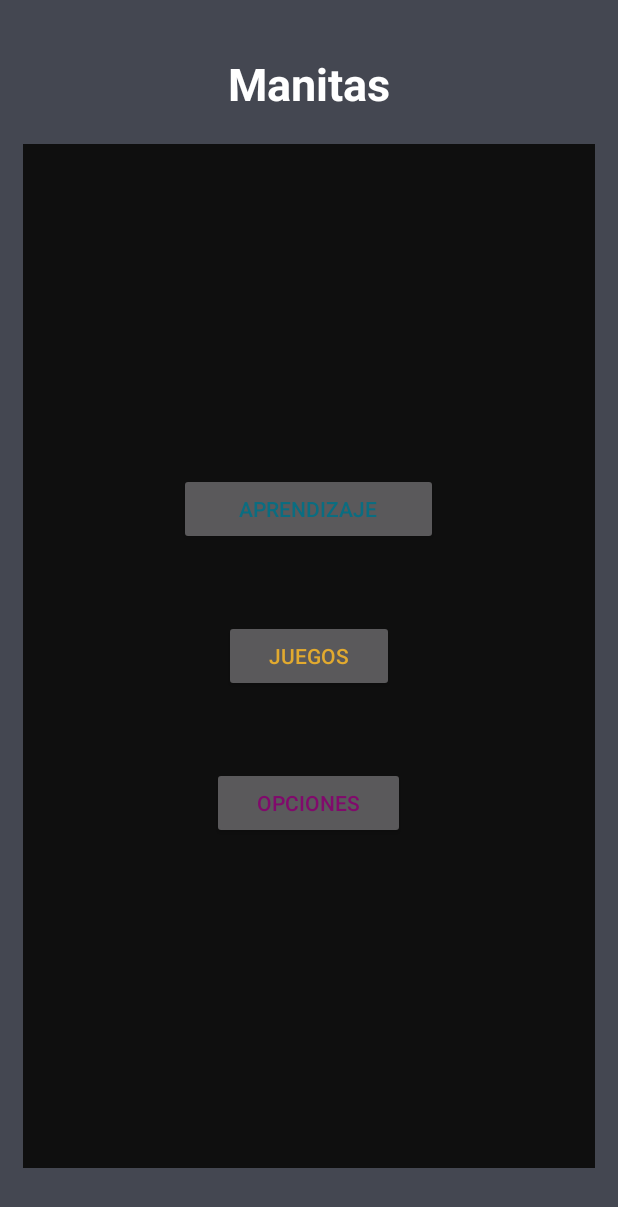
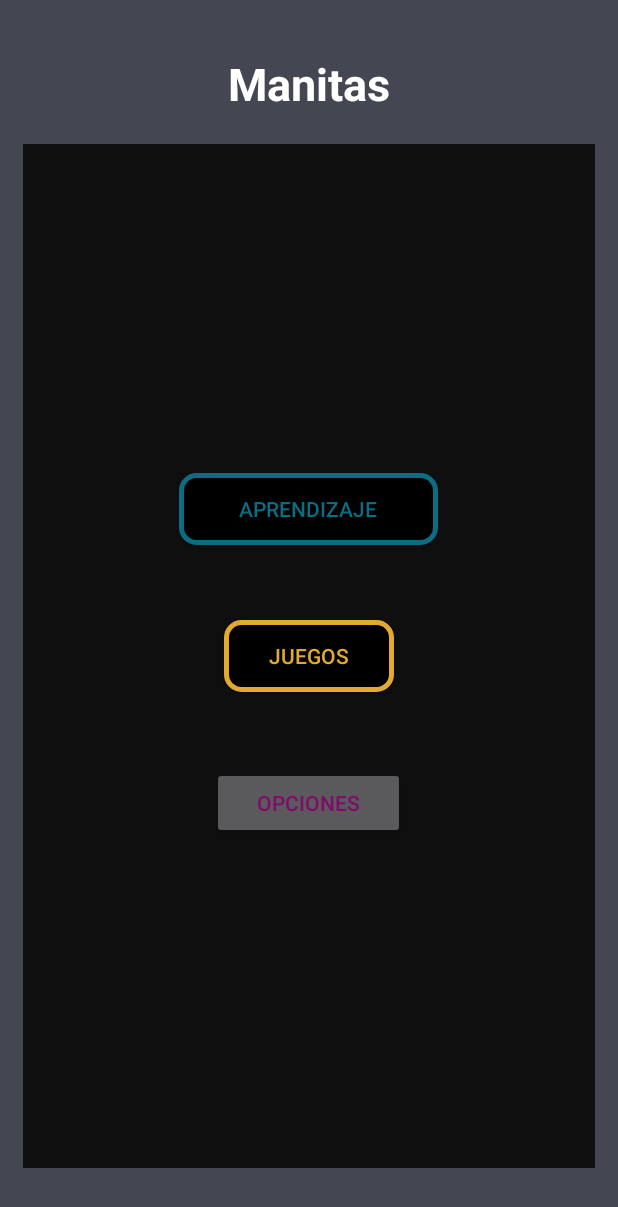
Before and after one commit to mhparras/ManitasProject, an Android app: the layout principalview.xml on its own in the app's theme, with its tools: preview values and no code run, on a phone screen of 412 x 824 dp. Shown: the top 1207 px of the screen. Run offline under Robolectric (Android 15) with nearby library versions, the phone set to English and light mode, and no system bars.

Commit message:
Actualización menú botones personalizados

```diff
--- a/app/src/main/java/manitasproject/com/principalview.java
+++ b/app/src/main/java/manitasproject/com/principalview.java
@@ -2,7 +2,12 @@ package manitasproject.com;
 
 import android.os.Bundle;
 
-public class principalview {
+import androidx.appcompat.app.AppCompatActivity;
 
+public class principalview extends AppCompatActivity {
 
+    @Override
+    protected void onCreate(Bundle savedInstanceState) {
+        super.onCreate(savedInstanceState);
+    }
 }
--- /dev/null
+++ b/app/src/main/res/drawable/custom_button_aprendizaje.xml
@@ -0,0 +1,7 @@
+<?xml version="1.0" encoding="utf-8"?>
+<shape xmlns:android="http://schemas.android.com/apk/res/android" android:shape="rectangle">
+
+    <solid android:color="#000000 "/>
+    <stroke android:color="@color/colorCyan" android:width="3dp"/>
+    <corners android:radius="10dp"/>
+</shape>
--- /dev/null
+++ b/app/src/main/res/drawable/custom_button_validatejuegos.xml
@@ -0,0 +1,7 @@
+<?xml version="1.0" encoding="utf-8"?>
+<shape xmlns:android="http://schemas.android.com/apk/res/android" android:shape="rectangle">
+
+    <solid android:color="#000000 "/>
+    <stroke android:color="@color/colorOrange" android:width="3dp"/>
+    <corners android:radius="10dp"/>
+</shape>
--- a/app/src/main/res/layout/principalview.xml
+++ b/app/src/main/res/layout/principalview.xml
@@ -44,7 +44,7 @@
             android:id="@+id/btn_singlePlayer"
             android:layout_width="wrap_content"
             android:layout_height="wrap_content"
-
+            android:background="@drawable/custom_button_aprendizaje"
             android:paddingHorizontal="40dp"
             android:text="Aprendizaje"
             android:textColor="@color/colorCyan"
@@ -56,7 +56,7 @@
             android:layout_width="wrap_content"
             android:layout_height="wrap_content"
             android:layout_margin="50dp"
-
+            android:background="@drawable/custom_button_validatejuegos"
             android:paddingHorizontal="30dp"
             android:text="Juegos"
             android:textColor="@color/colorOrange"
```
